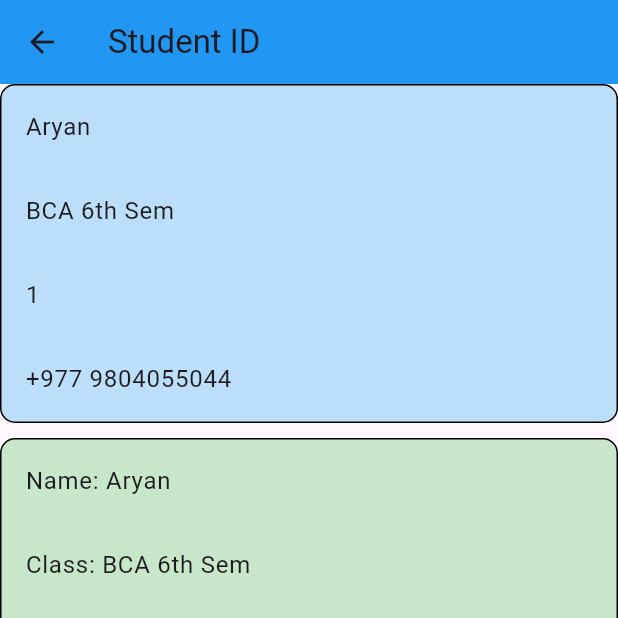
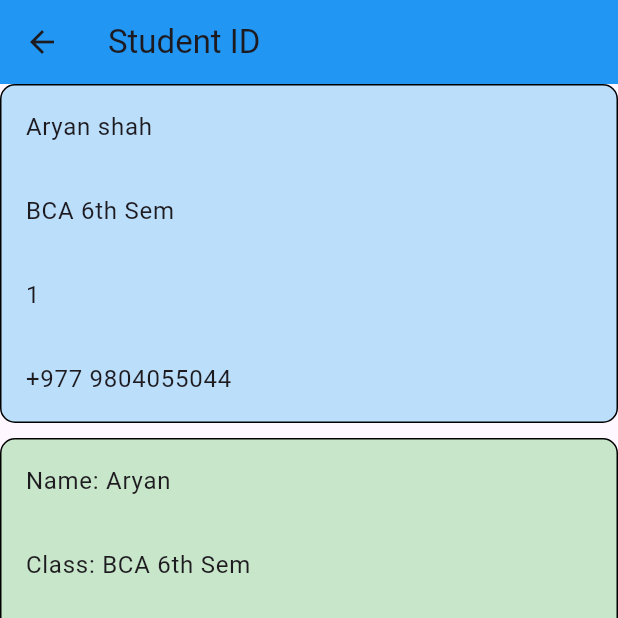
Before and after one commit to omanrai/BCA_6, a Flutter app: the StudentIDScreen screen opened directly, on a phone screen of 412 x 824 dp, the top half of it. Run offline on Flutter 3.47's test engine with Material 3 defaults, Android fonts, the phone set to English and light mode, and no system bars; our stand-ins replace get.

Commit message:
Update student name in StudentDetails list

```diff
--- a/lib/view/id_card.dart
+++ b/lib/view/id_card.dart
@@ -4,7 +4,7 @@ import 'package:flutter/material.dart';
 class StudentIDScreen extends StatelessWidget {
   // const StudentIDScreen({super.key});
   final List<String> StudentDetails = [
-    "Aryan",
+    "Aryan shah",
     "BCA 6th Sem",
     "1",
     "+977 9804055044",
```
